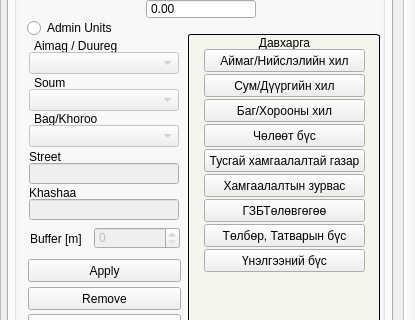
teamlm2/lm2_mgis, file view/NavigatorWidget.ui: the form before one commit; both pictures show x 0 to 415 and y 143 to 463 of the 415 by 712 pixel window.
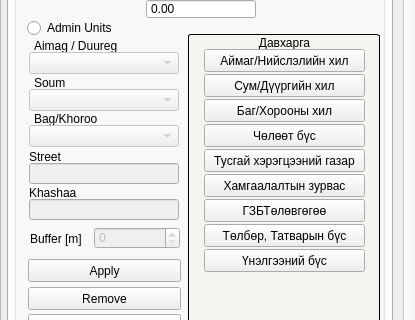
The form after the commit.

```diff
--- a/view/NavigatorWidget.ui
+++ b/view/NavigatorWidget.ui
@@ -549,7 +549,7 @@
            </rect>
           </property>
           <property name="text">
-           <string>Тусгай хамгаалалтай газар</string>
+           <string>Тусгай хэрэгцээний газар</string>
           </property>
          </widget>
          <widget class="QPushButton" name="sec_zone_button">
```
